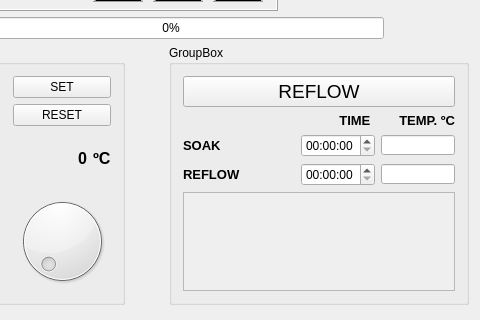
Qt form mainwindow.ui (jarkko-hautakorpi/reflow-oven-controller) before a commit; both pictures show x 138 to 618 and y 139 to 459 of the 618 by 816 pixel window.
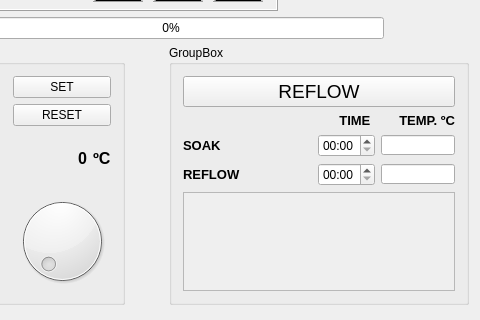
The same form after that commit. Icons and pictures are not drawn.

Commit message: HDLC toimii molempiin suuntiin, kaikki toimii. Radiolla ei toimi kaikki paluuviestit, GUI disabled -muutokset.

```diff
--- a/mainwindow.ui
+++ b/mainwindow.ui
@@ -433,7 +433,11 @@
               </spacer>
              </item>
              <item>
-              <widget class="QTimeEdit" name="timeEdit_soak"/>
+              <widget class="QTimeEdit" name="timeEdit_soak">
+               <property name="displayFormat">
+                <string extracomment="minute:second">mm:ss</string>
+               </property>
+              </widget>
              </item>
              <item>
               <widget class="QLineEdit" name="lineEdit_soakTemp">
@@ -483,7 +487,11 @@
               </spacer>
              </item>
              <item>
-              <widget class="QTimeEdit" name="timeEdit_reflow"/>
+              <widget class="QTimeEdit" name="timeEdit_reflow">
+               <property name="displayFormat">
+                <string extracomment="minute:second">mm:ss</string>
+               </property>
+              </widget>
              </item>
              <item>
               <widget class="QLineEdit" name="lineEdit_reflowTemp">
```
Left out of the diff: 25 changed lines with no effect on the pictures. The commit also changes 6 other files.
